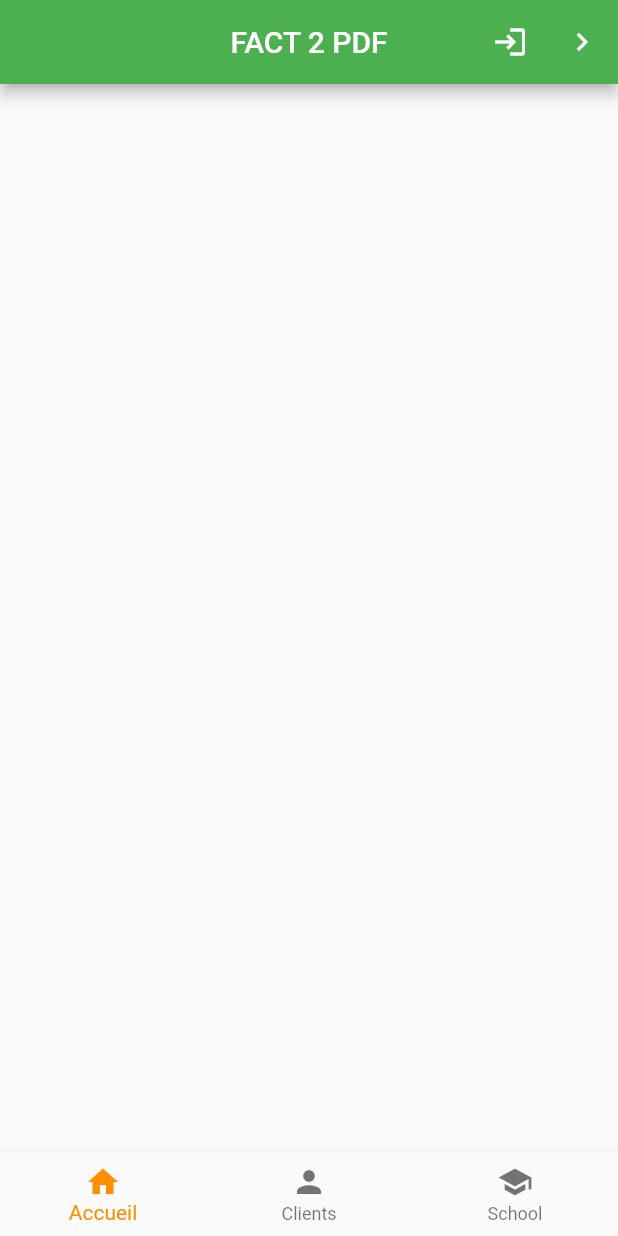
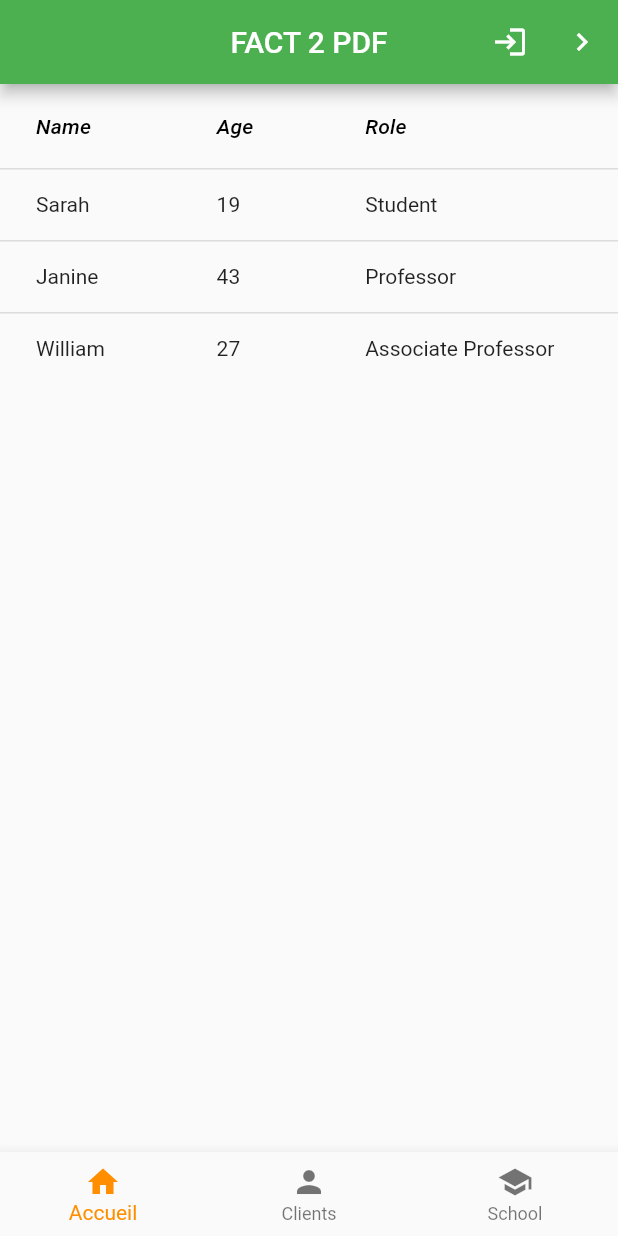
Before and after one commit to lolacld/fact2PDF, a Flutter app: the screen it shows after launch, on a phone screen of 412 x 824 dp. Run offline on Flutter 3.47's test engine with Material 2 defaults, Android fonts, the phone set to English and light mode, and no system bars; missing offline and left inert: dart:html, editable.

Commit message:
ajout tableau

```diff
--- a/applimobile/lib/main.dart
+++ b/applimobile/lib/main.dart
@@ -9,11 +9,14 @@ void main() {
 }
 
 class MyApp extends StatelessWidget {
+
   // This widget is the root of your application.
   @override
   Widget build(BuildContext context) {
     return MaterialApp(
+
         title: 'FACT 2 PDF',
+        debugShowCheckedModeBanner: false,
         theme: ThemeData(
           // This is the theme of your application.
           //
--- a/applimobile/lib/page/HomePage.dart
+++ b/applimobile/lib/page/HomePage.dart
@@ -1,7 +1,10 @@
 import 'package:flutter/material.dart';
 import 'package:editable/editable.dart';
+import 'datatableinvoice.dart';
+
 class HomeScreen extends StatefulWidget {
   @override
+
   HomePage createState() => HomePage();
 }
 
@@ -69,10 +72,17 @@ class HomePage extends State<HomeScreen> {
           ),
         ],
       ),
-      body: Container(
+      body: Center(child:
+          Container(
+            width: double.infinity,
+            child: Tabledefacture(),
+            height: double.infinity,
+          )
+      ),
 
 
-      ),
+
+
       bottomNavigationBar: BottomNavigationBar(
         items: const <BottomNavigationBarItem>[
           BottomNavigationBarItem(
--- /dev/null
+++ b/applimobile/lib/page/datatableinvoice.dart
@@ -0,0 +1,59 @@
+import 'package:flutter/material.dart';
+
+
+
+
+/// This is the stateless widget that the main application instantiates.
+class Tabledefacture extends StatelessWidget {
+
+  @override
+  Widget build(BuildContext context) {
+    return DataTable(
+      columns: const <DataColumn>[
+
+        DataColumn(
+
+          label: Text(
+            'Name',
+            style: TextStyle(fontStyle: FontStyle.italic),
+          ),
+        ),
+        DataColumn(
+          label: Text(
+            'Age',
+            style: TextStyle(fontStyle: FontStyle.italic),
+          ),
+        ),
+        DataColumn(
+          label: Text(
+            'Role',
+            style: TextStyle(fontStyle: FontStyle.italic),
+          ),
+        ),
+      ],
+      rows: const <DataRow>[
+        DataRow(
+          cells: <DataCell>[
+            DataCell(Text('Sarah')),
+            DataCell(Text('19')),
+            DataCell(Text('Student')),
+          ],
+        ),
+        DataRow(
+          cells: <DataCell>[
+            DataCell(Text('Janine')),
+            DataCell(Text('43')),
+            DataCell(Text('Professor')),
+          ],
+        ),
+        DataRow(
+          cells: <DataCell>[
+            DataCell(Text('William')),
+            DataCell(Text('27')),
+            DataCell(Text('Associate Professor')),
+          ],
+        ),
+      ],
+    );
+  }
+}
```
